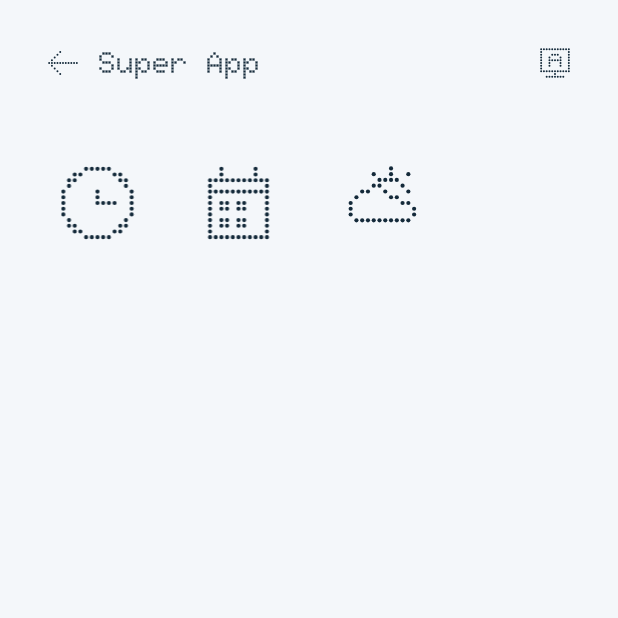
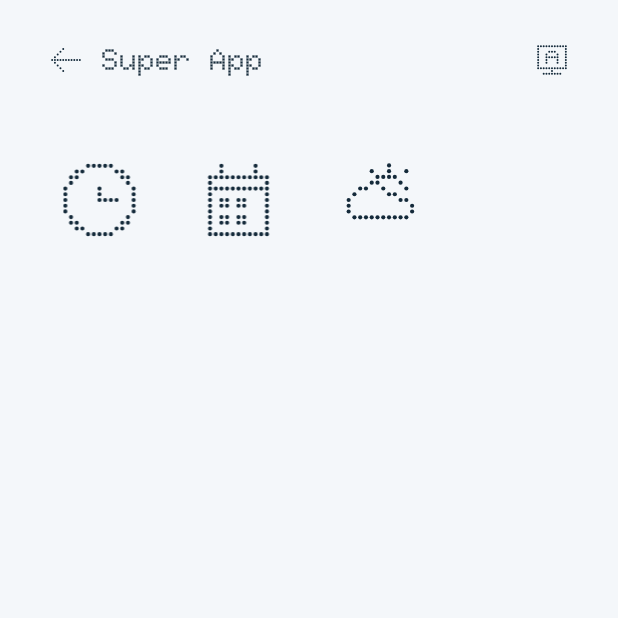
Before and after one commit to thiscistco/GT30PROLauncher, an Android app: the SuperAppActivity screen opened directly, with no data from a screen before it, on a phone screen of 412 x 824 dp, the top half of it. Run offline under Robolectric (Android 15) with nearby library versions, the phone set to English and light mode, and no system bars.

Commit message:
Align built-in back arrows with calendar
Co-authored-by: arena-agent <297053741+arena-agent@users.noreply.github.com>

```diff
--- a/app/src/main/java/com/gt30pro/launcher/AppUi.java
+++ b/app/src/main/java/com/gt30pro/launcher/AppUi.java
@@ -67,9 +67,14 @@ final class AppUi {
         button.setScaleType(ImageView.ScaleType.FIT_CENTER); button.setPadding(dp(a,12),dp(a,12),dp(a,12),dp(a,12));
         button.setBackgroundColor(Color.TRANSPARENT); button.setContentDescription(description); button.setTooltipText(description); return button;
     }
+    /** Same dot-matrix arrow and 48 dp touch target as Calendar. */
+    ImageButton backButton(Activity a) {
+        ImageButton back = icon(a,R.drawable.ic_calendar_back,"Kembali");
+        back.setOnClickListener(v -> a.finish()); return back;
+    }
     LinearLayout header(Activity a, Typeface font, String title) {
         LinearLayout row = new LinearLayout(a); row.setGravity(Gravity.CENTER_VERTICAL);
-        ImageButton back=icon(a,R.drawable.ic_calendar_back,"Kembali"); back.setOnClickListener(v -> a.finish());
+        ImageButton back=backButton(a);
         row.addView(back,new LinearLayout.LayoutParams(dp(a,48),dp(a,48)));
         TextView label=new TextView(a); label.setText(title); label.setTextSize(20); label.setTextColor(ink);
         label.setTypeface(font); label.setFontVariationSettings("'wght' 800"); label.setSingleLine(true); label.setEllipsize(android.text.TextUtils.TruncateAt.END);
--- a/app/src/main/java/com/gt30pro/launcher/CalendarActivity.java
+++ b/app/src/main/java/com/gt30pro/launcher/CalendarActivity.java
@@ -428,7 +428,7 @@ public class CalendarActivity extends SwipeBackActivity {
         page.removeAllViews();
         LocalDate actualToday = LocalDate.now();
         LinearLayout top = new LinearLayout(this); top.setGravity(Gravity.CENTER_VERTICAL);
-        ImageButton back = actionIcon(R.drawable.ic_calendar_back, "Kembali", this::finish);
+        ImageButton back = new AppUi(this).backButton(this);
         top.addView(back,new LinearLayout.LayoutParams(dp(48),dp(48)));
         TextView year = text("Kalender " + selected.getYear(), 20, ink);
         year.setContentDescription("Kalender, tahun " + selected.getYear()); top.addView(year);
--- a/app/src/main/java/com/gt30pro/launcher/SuperAppActivity.java
+++ b/app/src/main/java/com/gt30pro/launcher/SuperAppActivity.java
@@ -26,8 +26,8 @@ public class SuperAppActivity extends SwipeBackActivity {
         root.setBackgroundColor(ui.canvas);
         android.widget.LinearLayout content = findViewById(R.id.content);
         root.setOnApplyWindowInsetsListener((v, insets) -> {
-            content.setPadding(content.getPaddingLeft(), insets.getSystemWindowInsetTop(),
-                    content.getPaddingRight(), insets.getSystemWindowInsetBottom());
+            content.setPadding(dp(20), dp(16) + insets.getSystemWindowInsetTop(),
+                    dp(20), dp(24) + insets.getSystemWindowInsetBottom());
             return insets;
         });
 
--- a/app/src/main/res/layout/activity_super_app.xml
+++ b/app/src/main/res/layout/activity_super_app.xml
@@ -15,9 +15,9 @@
             android:layout_width="match_parent"
             android:layout_height="wrap_content"
             android:orientation="vertical"
-            android:paddingStart="18dp"
-            android:paddingTop="18dp"
-            android:paddingEnd="18dp"
+            android:paddingStart="20dp"
+            android:paddingTop="16dp"
+            android:paddingEnd="20dp"
             android:paddingBottom="24dp">
 
             <TextView
```
Also changed, not shown: app/src/main/java/com/gt30pro/launcher/AppDrawerActivity.java (+4 -4 lines), app/src/main/res/layout/activity_app_drawer.xml (+4 -4 lines), 6 other files.
